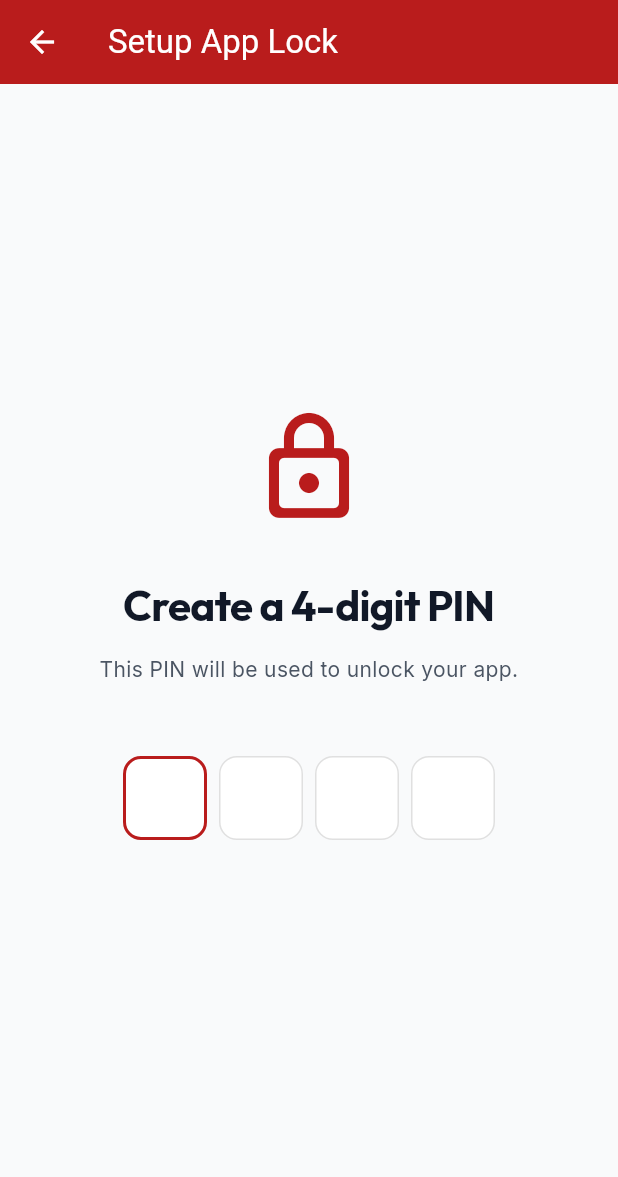
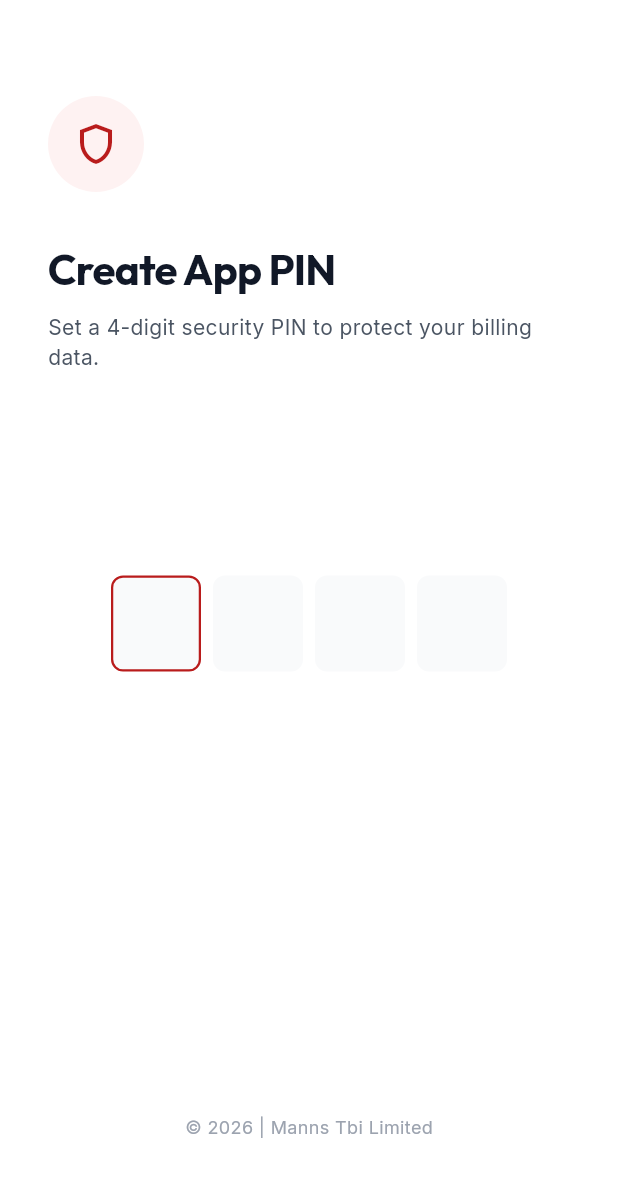
Before and after one commit to credlawn/mebikeapp, a Flutter app: the SetupPinScreen screen opened directly, on a phone screen of 412 x 824 dp. Shown: the top 1177 px of the screen. Run offline on Flutter 3.47's test engine with Material 3 defaults, Android fonts, the phone set to English and light mode, and no system bars; drawn by our look-alikes of pinput; our stand-ins replace google_fonts, local_auth, pocketbase, shared_preferences; missing offline and left inert: local_auth_android; accounts and stored records are empty.

Commit message:
V1.1.7 Lock theme updated

```diff
--- a/billing/lib/screens/auth/change_password_screen.dart
+++ b/billing/lib/screens/auth/change_password_screen.dart
@@ -34,6 +34,10 @@ class _ChangePasswordScreenState extends State<ChangePasswordScreen> {
     if (!_formKey.currentState!.validate()) return;
     if (_passwordController.text != _confirmPasswordController.text) {
       AppSnackBars.showError(context, 'New passwords do not match');
+      return;
+    }
+    if (_passwordController.text == _oldPasswordController.text) {
+      AppSnackBars.showError(context, 'New password cannot be same as current');
       return;
     }
 
--- a/billing/lib/screens/auth/setup_pin_screen.dart
+++ b/billing/lib/screens/auth/setup_pin_screen.dart
@@ -24,18 +24,31 @@ class SetupPinScreen extends StatefulWidget {
 
 class _SetupPinScreenState extends State<SetupPinScreen> {
   final _pinController = TextEditingController();
+  final _pinFocusNode = FocusNode();
   final _lockService = LockService();
+
+  @override
+  void dispose() {
+    _pinController.dispose();
+    _pinFocusNode.dispose();
+    super.dispose();
+  }
 
   void _handlePinSubmit(String pin) async {
     if (!widget.isConfirming) {
-      // Go to confirmation
       Navigator.of(context).push(
-        MaterialPageRoute(
-          builder: (_) => SetupPinScreen(isConfirming: true, firstPin: pin),
+        PageRouteBuilder(
+          pageBuilder: (context, animation, secondaryAnimation) =>
+              SetupPinScreen(isConfirming: true, firstPin: pin),
+          transitionsBuilder: (context, animation, secondaryAnimation, child) {
+            return FadeTransition(opacity: animation, child: child);
+          },
         ),
-      );
+      ).then((_) {
+        _pinController.clear();
+        _pinFocusNode.requestFocus();
+      });
     } else {
-      // Verify confirmation
       if (pin == widget.firstPin) {
         await _lockService.setPin(pin);
         if (mounted) {
@@ -50,7 +63,6 @@ class _SetupPinScreenState extends State<SetupPinScreen> {
 
   void _showBiometricDialog() async {
     final canBio = await _lockService.canCheckBiometrics();
-
     if (!mounted) return;
 
     if (canBio) {
@@ -58,15 +70,19 @@ class _SetupPinScreenState extends State<SetupPinScreen> {
         context: context,
         barrierDismissible: false,
         builder: (context) => AlertDialog(
-          title: const Text('Enable Fingerprint?'),
-          content: const Text('Would you like to use fingerprint to unlock the app quickly?'),
+          shape: RoundedRectangleBorder(borderRadius: BorderRadius.circular(16)),
+          title: Text('Enable Biometrics?', style: AppTypography.h3),
+          content: Text(
+            'Would you like to use fingerprint to unlock the app quickly?',
+            style: AppTypography.bodyMedium,
+          ),
           actions: [
             TextButton(
               onPressed: () {
                 Navigator.of(context).pop();
                 _finishSetup();
               },
-              child: const Text('NO'),
+              child: Text('NO', style: TextStyle(color: AppColors.textSecondary)),
             ),
             TextButton(
               onPressed: () async {
@@ -79,11 +95,11 @@ class _SetupPinScreenState extends State<SetupPinScreen> {
                   }
                 } else {
                   if (mounted) {
-                    AppSnackBars.showError(context, 'Biometric verification failed.');
+                    AppSnackBars.showError(context, 'Verification failed.');
                   }
                 }
               },
-              child: const Text('YES'),
+              child: const Text('YES', style: TextStyle(color: AppColors.primary, fontWeight: FontWeight.bold)),
             ),
           ],
         ),
@@ -106,60 +122,92 @@ class _SetupPinScreenState extends State<SetupPinScreen> {
   @override
   Widget build(BuildContext context) {
     final defaultPinTheme = PinTheme(
-      width: 56,
-      height: 56,
+      width: 60,
+      height: 64,
       textStyle: AppTypography.h1.copyWith(color: AppColors.primary),
       decoration: BoxDecoration(
-        border: Border.all(color: Colors.grey.shade300),
-        borderRadius: BorderRadius.circular(12),
-        color: Colors.white,
+        color: AppColors.background,
+        borderRadius: BorderRadius.circular(8),
+        border: Border.all(color: Colors.transparent),
       ),
     );
 
     return Scaffold(
-      backgroundColor: AppColors.background,
-      appBar: AppBar(
-        title: const Text('Setup App Lock'),
-        backgroundColor: AppColors.primary,
-        foregroundColor: Colors.white,
+      backgroundColor: Colors.white,
+      body: SafeArea(
+        child: Padding(
+          padding: const EdgeInsets.symmetric(horizontal: 32.0, vertical: 64.0),
+          child: Column(
+            crossAxisAlignment: CrossAxisAlignment.start,
+            children: [
+              // Header Icon
+              Container(
+                padding: const EdgeInsets.all(16),
+                decoration: BoxDecoration(
+                  color: AppColors.primaryLight,
+                  shape: BoxShape.circle,
                 ),
-      body: Center(
-        child: Padding(
-          padding: const EdgeInsets.all(32.0),
-          child: Column(
-            mainAxisAlignment: MainAxisAlignment.center,
-            children: [
-              const Icon(Icons.lock_outline_rounded, size: 80, color: AppColors.primary),
+                child: const Icon(
+                  Icons.shield_outlined,
+                  size: 32,
+                  color: AppColors.primary,
+                ),
+              ),
               const SizedBox(height: 32),
+
               Text(
-                widget.isConfirming ? 'Confirm your PIN' : 'Create a 4-digit PIN',
+                widget.isConfirming ? 'Confirm PIN' : 'Create App PIN',
                 style: AppTypography.h1,
               ),
-              const SizedBox(height: 12),
+              const SizedBox(height: 8),
               Text(
-                'This PIN will be used to unlock your app.',
+                widget.isConfirming
+                    ? 'Verify your new 4-digit PIN to secure your account.'
+                    : 'Set a 4-digit security PIN to protect your billing data.',
                 style: AppTypography.bodyMedium,
-                textAlign: TextAlign.center,
               ),
-              const SizedBox(height: 48),
-              Pinput(
+
+              const Spacer(),
+
+              Center(
+                child: Pinput(
                   length: 4,
                   controller: _pinController,
+                  focusNode: _pinFocusNode,
                   defaultPinTheme: defaultPinTheme,
                   focusedPinTheme: defaultPinTheme.copyWith(
                     decoration: defaultPinTheme.decoration!.copyWith(
-                    border: Border.all(color: AppColors.primary, width: 2),
+                      border: Border.all(color: AppColors.primary, width: 1.5),
                     ),
                   ),
                   onCompleted: _handlePinSubmit,
                   autofocus: true,
                   obscureText: true,
                 ),
-              const SizedBox(height: 48),
+              ),
+
+              const Spacer(flex: 2),
+
               if (widget.isConfirming)
-                TextButton(
+                Center(
+                  child: TextButton(
                     onPressed: () => Navigator.of(context).pop(),
-                  child: const Text('Go Back'),
+                    child: Text(
+                      'Reset pin again',
+                      style: AppTypography.bodySmall.copyWith(
+                        color: AppColors.textSecondary,
+                        decoration: TextDecoration.underline,
+                      ),
+                    ),
+                  ),
+                ),
+
+              const SizedBox(height: 24),
+              Center(
+                child: Text(
+                  '© 2026 | Manns Tbi Limited',
+                  style: AppTypography.bodySmall.copyWith(color: AppColors.textMuted),
+                ),
               ),
             ],
           ),
```
Also changed, not shown: billing/lib/main.dart (+18 -1 lines), billing/lib/screens/auth/app_lock_screen.dart (+83 -40 lines). Lines whose indentation alone changed are shown as unchanged.
